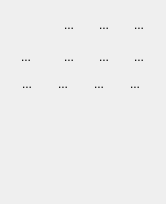
The window that app/ui/displayoption.ui (pencil2d/pencil) describes before a commit, drawn with Qt 5.
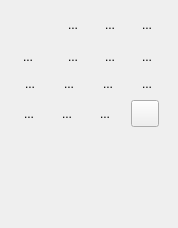
The same window after the commit. Icons and pictures are not drawn.

Commit message: One and Two point Perspective working ok

Patch:
```diff
--- a/app/ui/displayoption.ui
+++ b/app/ui/displayoption.ui
@@ -6,8 +6,8 @@
    <rect>
     <x>0</x>
     <y>0</y>
-    <width>166</width>
-    <height>204</height>
+    <width>178</width>
+    <height>228</height>
    </rect>
   </property>
   <property name="windowTitle">
@@ -371,6 +371,120 @@
       </item>
      </layout>
     </item>
+    <item>
+     <layout class="QHBoxLayout" name="horizontalLayout">
+      <item>
+       <widget class="QToolButton" name="overlayPerspective1Button">
+        <property name="toolTip">
+         <string>Perspective overlay, one vanishing point</string>
+        </property>
+        <property name="text">
+         <string>...</string>
+        </property>
+        <property name="icon">
+         <iconset resource="../data/app.qrc">
+          <normaloff>:/icons/overlayPerspective1.png</normaloff>:/icons/overlayPerspective1.png</iconset>
+        </property>
+        <property name="iconSize">
+         <size>
+          <width>24</width>
+          <height>24</height>
+         </size>
+        </property>
+        <property name="checkable">
+         <bool>true</bool>
+        </property>
+        <property name="autoRaise">
+         <bool>true</bool>
+        </property>
+       </widget>
+      </item>
+      <item>
+       <widget class="QToolButton" name="overlayPerspective2Button">
+        <property name="toolTip">
+         <string>Perspective overlay, two vanishing points</string>
+        </property>
+        <property name="text">
+         <string>...</string>
+        </property>
+        <property name="icon">
+         <iconset resource="../data/app.qrc">
+          <normaloff>:/icons/overlayPerspective2.png</normaloff>:/icons/overlayPerspective2.png</iconset>
+        </property>
+        <property name="iconSize">
+         <size>
+          <width>24</width>
+          <height>24</height>
+         </size>
+        </property>
+        <property name="checkable">
+         <bool>true</bool>
+        </property>
+        <property name="autoRaise">
+         <bool>true</bool>
+        </property>
+       </widget>
+      </item>
+      <item>
+       <widget class="QToolButton" name="overlayPerspective3Button">
+        <property name="toolTip">
+         <string>Perspective overlay, three vanishing points</string>
+        </property>
+        <property name="text">
+         <string>...</string>
+        </property>
+        <property name="icon">
+         <iconset resource="../data/app.qrc">
+          <normaloff>:/icons/overlayPerspective3.png</normaloff>:/icons/overlayPerspective3.png</iconset>
+        </property>
+        <property name="iconSize">
+         <size>
+          <width>24</width>
+          <height>24</height>
+         </size>
+        </property>
+        <property name="checkable">
+         <bool>true</bool>
+        </property>
+        <property name="autoRaise">
+         <bool>true</bool>
+        </property>
+       </widget>
+      </item>
+      <item>
+       <widget class="QToolButton" name="anglePref">
+        <property name="toolTip">
+         <string>Angle size in perspective overlay</string>
+        </property>
+        <property name="text">
+         <string/>
+        </property>
+        <property name="icon">
+         <iconset resource="../data/app.qrc">
+          <normaloff>:/icons/overlayAngle.png</normaloff>:/icons/overlayAngle.png</iconset>
+        </property>
+        <property name="iconSize">
+         <size>
+          <width>20</width>
+          <height>20</height>
+         </size>
+        </property>
+        <property name="checkable">
+         <bool>false</bool>
+        </property>
+        <property name="popupMode">
+         <enum>QToolButton::InstantPopup</enum>
+        </property>
+        <property name="autoRaise">
+         <bool>false</bool>
+        </property>
+        <property name="arrowType">
+         <enum>Qt::NoArrow</enum>
+        </property>
+       </widget>
+      </item>
+     </layout>
+    </item>
     <item>
      <spacer name="verticalSpacer">
       <property name="orientation">
@@ -379,7 +493,7 @@
       <property name="sizeHint" stdset="0">
        <size>
         <width>20</width>
-        <height>40</height>
+        <height>62</height>
        </size>
       </property>
      </spacer>
```
Left out of the diff: 66 changed lines with no effect on the pictures. The commit also changes 15 other files.
